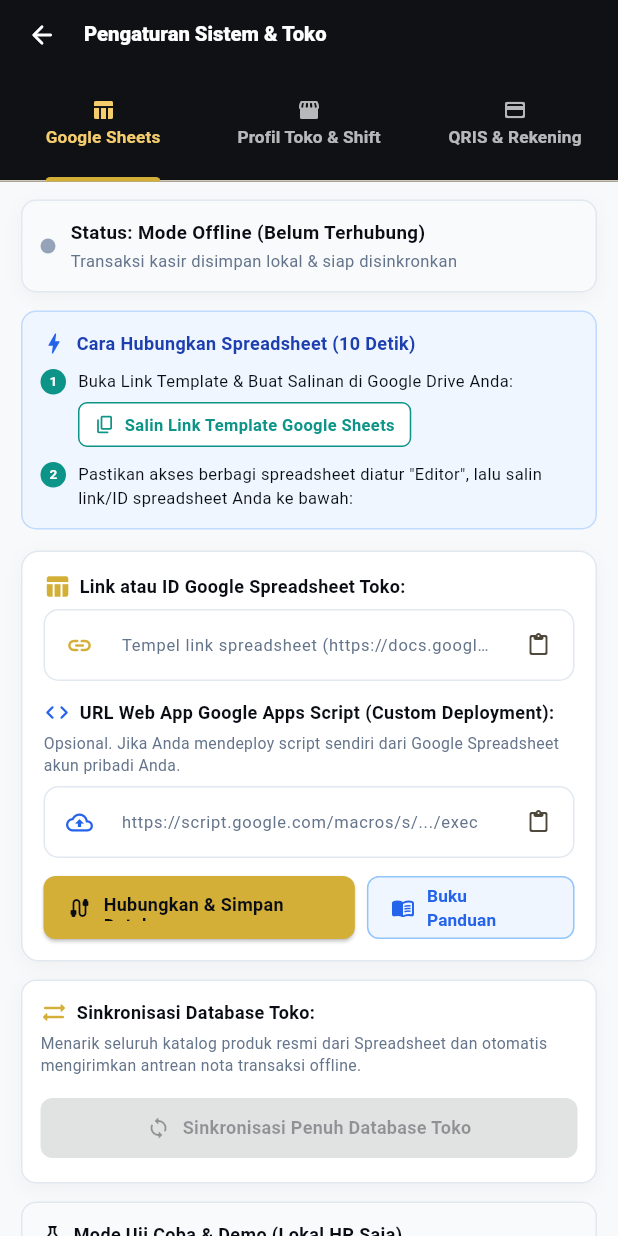
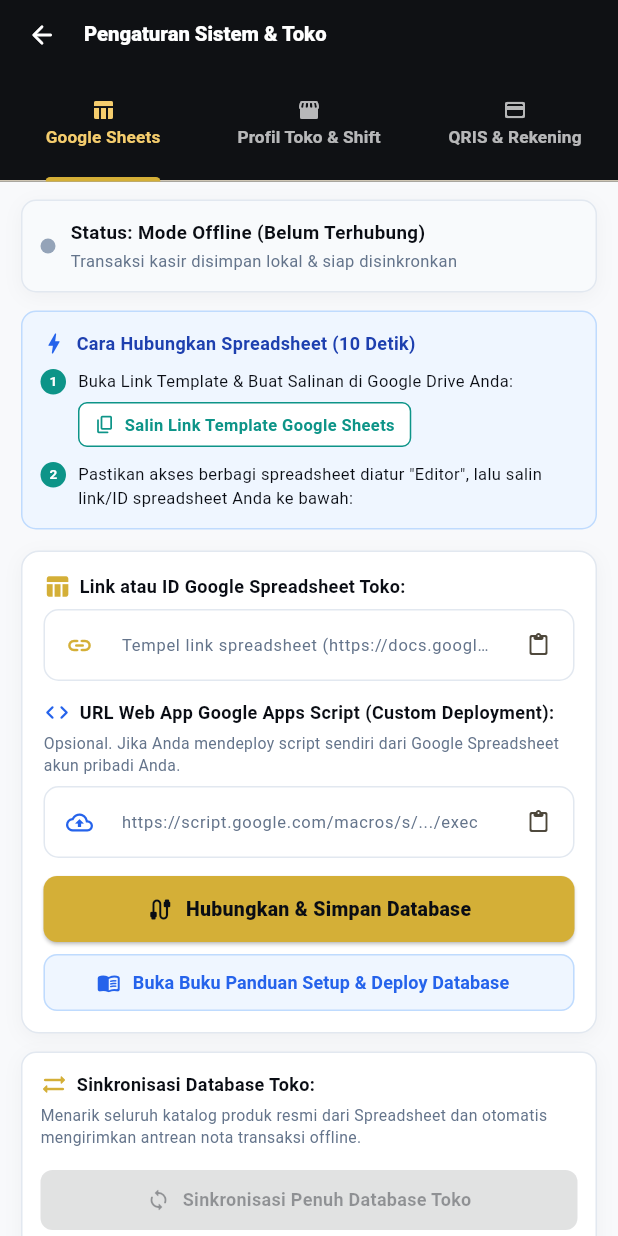
Before and after one commit to crediblemark-official/Bherung, a Flutter app: the SettingsScreen screen opened directly with empty values, on a phone screen of 412 x 824 dp. Run offline on Flutter 3.47's test engine with Material 3 defaults, Android fonts, the phone set to English and light mode, and no system bars; our stand-ins replace audioplayers, google_sign_in, googleapis_auth, shared_preferences; missing offline and left inert: mobile_scanner; accounts and stored records are empty; key blocks and very long unbroken strings in the code were emptied for the run.

Commit message:
style: Redesign action buttons in Settings screen into full-width stacked layout for clean alignment and zero text wrapping

```diff
--- a/lib/screens/settings_screen.dart
+++ b/lib/screens/settings_screen.dart
@@ -710,36 +710,31 @@
               ),
               const SizedBox(height: 12),
 
-              // Action Buttons
-              Row(
-                children: [
-                  Expanded(
-                    flex: 3,
-                    child: SizedBox(
-                      height: 42,
+              // Action Buttons: Stacked Full-Width (Rapi & Tidak Terpotong)
+              SizedBox(
+                width: double.infinity,
+                height: 44,
                 child: ElevatedButton.icon(
                   onPressed: _isTesting ? null : _handleTestConnection,
                   icon: _isTesting
-                            ? const SizedBox(width: 14, height: 14, child: CircularProgressIndicator(strokeWidth: 2, color: AppTheme.primaryDark))
-                            : const Icon(Icons.cable_rounded, size: 16),
+                      ? const SizedBox(width: 16, height: 16, child: CircularProgressIndicator(strokeWidth: 2, color: AppTheme.primaryDark))
+                      : const Icon(Icons.cable_rounded, size: 18),
                   label: Text(
-                          _isTesting ? 'Memeriksa...' : 'Hubungkan & Simpan Database',
-                          style: const TextStyle(fontSize: 12, fontWeight: FontWeight.bold),
+                    _isTesting ? 'Memeriksa Koneksi Database...' : 'Hubungkan & Simpan Database',
+                    style: const TextStyle(fontSize: 13, fontWeight: FontWeight.w800),
                   ),
                   style: ElevatedButton.styleFrom(
                     backgroundColor: AppTheme.primaryGold,
                     foregroundColor: AppTheme.primaryDark,
-                          shape: RoundedRectangleBorder(borderRadius: BorderRadius.circular(8)),
+                    shape: RoundedRectangleBorder(borderRadius: BorderRadius.circular(9)),
                     elevation: 1,
                   ),
                 ),
               ),
-                  ),
-                  const SizedBox(width: 8),
-                  Expanded(
-                    flex: 2,
-                    child: SizedBox(
-                      height: 42,
+              const SizedBox(height: 8),
+              SizedBox(
+                width: double.infinity,
+                height: 38,
                 child: OutlinedButton.icon(
                   onPressed: () {
                     Navigator.push(
@@ -749,18 +744,15 @@
                   },
                   icon: const Icon(Icons.menu_book_rounded, size: 16, color: Color(0xFF2563EB)),
                   label: const Text(
-                          'Buku Panduan',
-                          style: TextStyle(fontSize: 11.5, fontWeight: FontWeight.bold, color: Color(0xFF2563EB)),
+                    'Buka Buku Panduan Setup & Deploy Database',
+                    style: TextStyle(fontSize: 12, fontWeight: FontWeight.bold, color: Color(0xFF2563EB)),
                   ),
                   style: OutlinedButton.styleFrom(
-                          side: const BorderSide(color: Color(0xFF93C5FD)),
+                    side: const BorderSide(color: Color(0xFFBFDBFE)),
                     backgroundColor: const Color(0xFFEFF6FF),
-                          shape: RoundedRectangleBorder(borderRadius: BorderRadius.circular(8)),
+                    shape: RoundedRectangleBorder(borderRadius: BorderRadius.circular(9)),
                   ),
                 ),
-                    ),
-                  ),
-                ],
               ),
             ],
           ),
```
Lines whose indentation alone changed are shown as unchanged.
